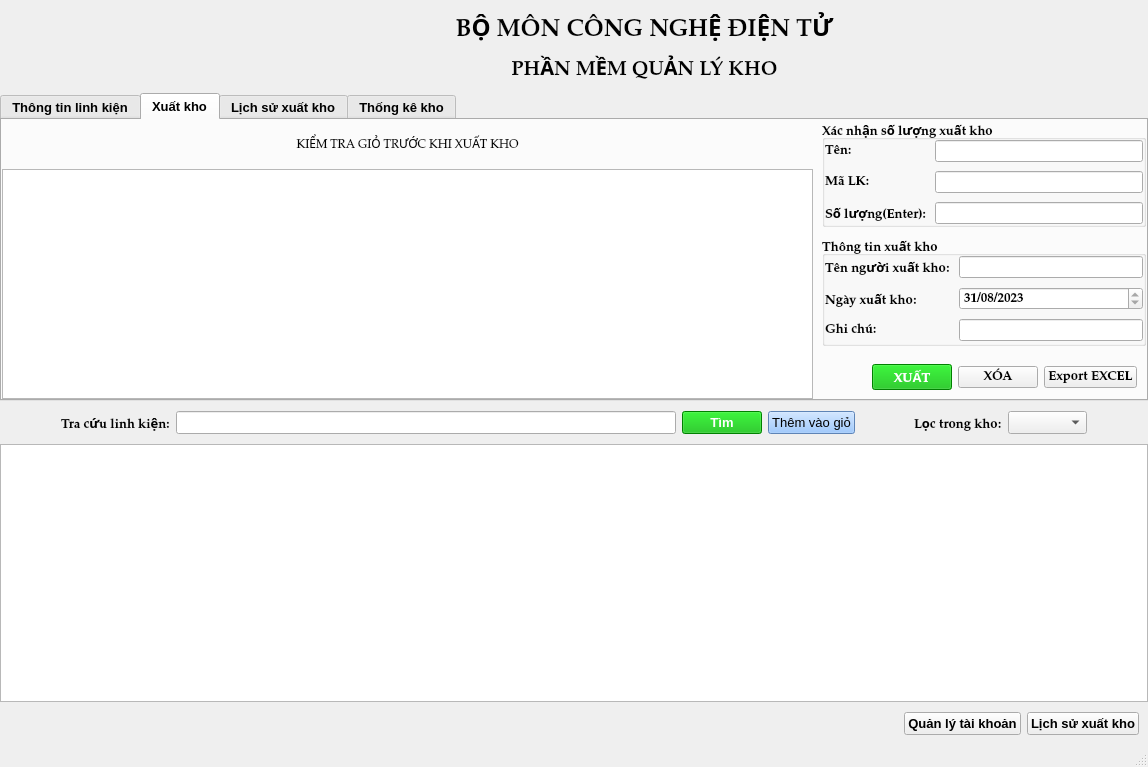
Old version of the form NhapXuatKho_CNDT/mainwindow.ui in the repository ngockhang2017/NhapXuatKho_CNDT.
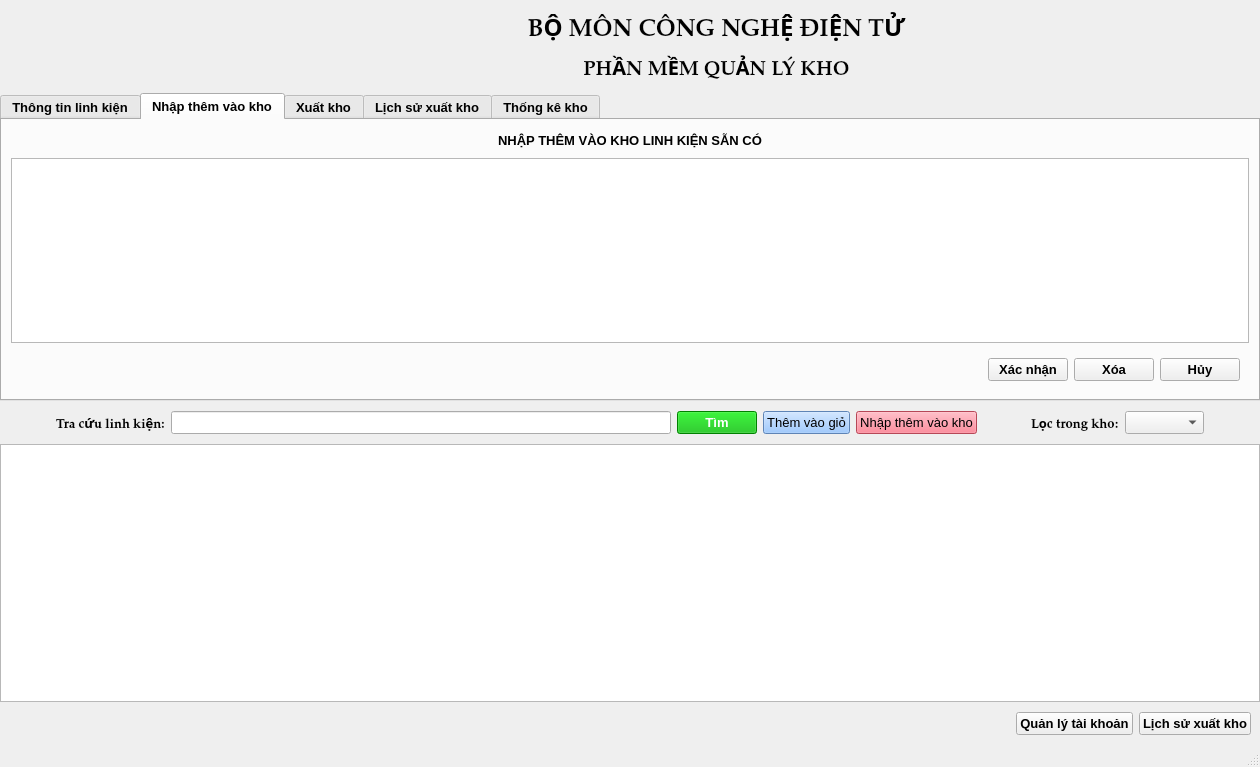
New version of the form. The open tabs and pages were chosen to show the change. Icons and pictures are not drawn.

Diff of the .ui file:
```diff
--- a/NhapXuatKho_CNDT/mainwindow.ui
+++ b/NhapXuatKho_CNDT/mainwindow.ui
@@ -6,7 +6,7 @@
    <rect>
     <x>0</x>
     <y>0</y>
-    <width>1148</width>
+    <width>1260</width>
     <height>767</height>
    </rect>
   </property>
@@ -419,6 +419,66 @@
            </item>
           </layout>
          </widget>
+         <widget class="QWidget" name="tab_5">
+          <attribute name="title">
+           <string>Nhập thêm vào kho</string>
+          </attribute>
+          <layout class="QVBoxLayout" name="verticalLayout_11" stretch="1,8,1">
+           <item>
+            <widget class="QLabel" name="label_7">
+             <property name="text">
+              <string>NHẬP THÊM VÀO KHO LINH KIỆN SẴN CÓ</string>
+             </property>
+             <property name="alignment">
+              <set>Qt::AlignCenter</set>
+             </property>
+            </widget>
+           </item>
+           <item>
+            <widget class="QTableWidget" name="tableWidget_nhapthem"/>
+           </item>
+           <item>
+            <widget class="QWidget" name="widget_7" native="true">
+             <layout class="QHBoxLayout" name="horizontalLayout_3">
+              <item>
+               <spacer name="horizontalSpacer_4">
+                <property name="orientation">
+                 <enum>Qt::Horizontal</enum>
+                </property>
+                <property name="sizeHint" stdset="0">
+                 <size>
+                  <width>40</width>
+                  <height>20</height>
+                 </size>
+                </property>
+               </spacer>
+              </item>
+              <item>
+               <widget class="QPushButton" name="pushButton_xacnhapnhapthem">
+                <property name="text">
+                 <string>Xác nhận</string>
+                </property>
+               </widget>
+              </item>
+              <item>
+               <widget class="QPushButton" name="pushButton_xoalknhapthem">
+                <property name="text">
+                 <string>Xóa</string>
+                </property>
+               </widget>
+              </item>
+              <item>
+               <widget class="QPushButton" name="pushButton_huynhapthem">
+                <property name="text">
+                 <string>Hủy</string>
+                </property>
+               </widget>
+              </item>
+             </layout>
+            </widget>
+           </item>
+          </layout>
+         </widget>
          <widget class="QWidget" name="tab_2">
           <attribute name="title">
            <string>Xuất kho</string>
@@ -617,7 +677,7 @@
                    <item row="2" column="0">
                     <widget class="QLabel" name="label_20">
                      <property name="text">
-                      <string>Ghi chú:</string>
+                      <string>Lý do:</string>
                      </property>
                     </widget>
                    </item>
@@ -1070,6 +1130,22 @@
                </property>
               </widget>
              </item>
+             <item>
+              <widget class="QPushButton" name="pushButton_nhapthemvaokho">
+               <property name="font">
+                <font>
+                 <pointsize>10</pointsize>
+                </font>
+               </property>
+               <property name="styleSheet">
+                <string notr="true">background-color: rgb(255, 99, 122);
+color: rgb(0, 0, 0);</string>
+               </property>
+               <property name="text">
+                <string>Nhập thêm vào kho</string>
+               </property>
+              </widget>
+             </item>
              <item>
               <spacer name="horizontalSpacer_2">
                <property name="orientation">
```
Left out of the diff: 4 changed lines with no effect on the pictures.
